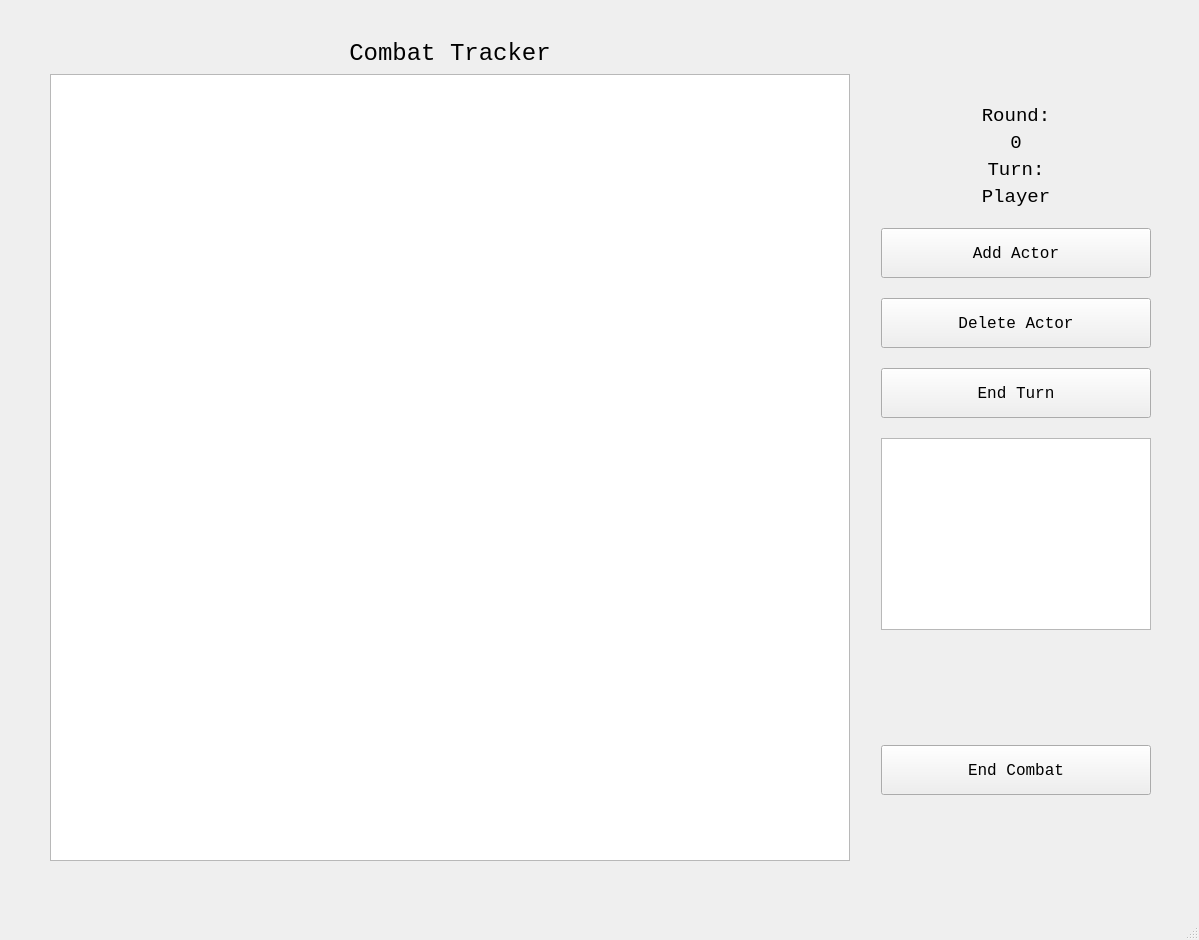
This is Dnd-Combat-Tracker/mainwindow.ui in taintedbones/Dnd-Combat-Tracker as Qt 5 draws it before an edit. The edited form follows.
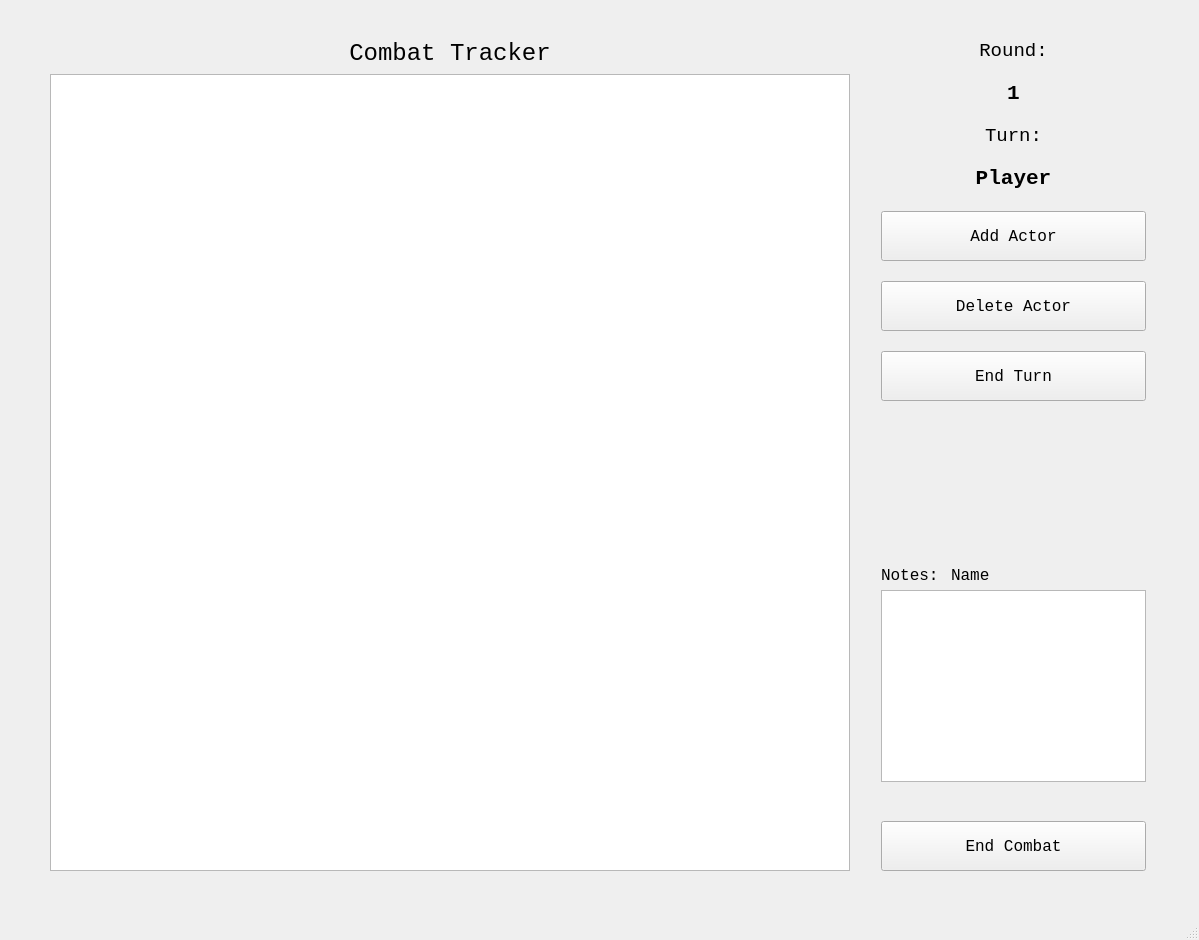
This is the edited form. The open tabs and pages were chosen to show the change.

What changed in the file:
```diff
--- a/Dnd-Combat-Tracker/mainwindow.ui
+++ b/Dnd-Combat-Tracker/mainwindow.ui
@@ -30,7 +30,7 @@
      </rect>
     </property>
     <property name="currentIndex">
-     <number>4</number>
+     <number>3</number>
     </property>
     <widget class="QWidget" name="welcome_page">
      <widget class="QPushButton" name="welcomeStart_pushButton">
@@ -533,8 +533,8 @@
        <rect>
         <x>20</x>
         <y>40</y>
-        <width>1101</width>
-        <height>821</height>
+        <width>1096</width>
+        <height>831</height>
        </rect>
       </property>
       <layout class="QHBoxLayout" name="horizontalLayout_5">
@@ -573,6 +573,21 @@
            <property name="horizontalScrollBarPolicy">
             <enum>Qt::ScrollBarAsNeeded</enum>
            </property>
+           <property name="editTriggers">
+            <set>QAbstractItemView::NoEditTriggers</set>
+           </property>
+           <property name="dragEnabled">
+            <bool>false</bool>
+           </property>
+           <property name="dragDropMode">
+            <enum>QAbstractItemView::NoDragDrop</enum>
+           </property>
+           <property name="selectionMode">
+            <enum>QAbstractItemView::SingleSelection</enum>
+           </property>
+           <property name="selectionBehavior">
+            <enum>QAbstractItemView::SelectRows</enum>
+           </property>
            <attribute name="horizontalHeaderStretchLastSection">
             <bool>true</bool>
            </attribute>
@@ -589,7 +604,7 @@
        <item>
         <layout class="QVBoxLayout" name="verticalLayout_5">
          <property name="spacing">
-          <number>50</number>
+          <number>39</number>
          </property>
          <property name="leftMargin">
           <number>25</number>
@@ -599,10 +614,19 @@
            <property name="spacing">
             <number>20</number>
            </property>
+           <property name="leftMargin">
+            <number>0</number>
+           </property>
            <item>
             <layout class="QVBoxLayout" name="verticalLayout_6">
              <property name="spacing">
-              <number>5</number>
+              <number>19</number>
+             </property>
+             <property name="sizeConstraint">
+              <enum>QLayout::SetFixedSize</enum>
+             </property>
+             <property name="topMargin">
+              <number>0</number>
              </property>
              <item>
               <widget class="QLabel" name="round_label">
@@ -637,11 +661,13 @@
                <property name="font">
                 <font>
                  <family>Courier New</family>
-                 <pointsize>14</pointsize>
+                 <pointsize>16</pointsize>
+                 <weight>75</weight>
+                 <bold>true</bold>
                 </font>
                </property>
                <property name="text">
-                <string>0</string>
+                <string>1</string>
                </property>
                <property name="alignment">
                 <set>Qt::AlignCenter</set>
@@ -687,7 +713,9 @@
                <property name="font">
                 <font>
                  <family>Courier New</family>
-                 <pointsize>14</pointsize>
+                 <pointsize>16</pointsize>
+                 <weight>75</weight>
+                 <bold>true</bold>
                 </font>
                </property>
                <property name="text">
@@ -701,6 +729,8 @@
             </layout>
            </item>
            <item>
+            <layout class="QVBoxLayout" name="verticalLayout_11">
+             <item>
             <widget class="QPushButton" name="addActor_combat_pushButton">
              <property name="sizePolicy">
               <sizepolicy hsizetype="Minimum" vsizetype="Fixed">
@@ -763,6 +793,79 @@
              </property>
             </widget>
            </item>
+            </layout>
+           </item>
+           <item>
+            <layout class="QVBoxLayout" name="verticalLayout_10">
+             <property name="spacing">
+              <number>5</number>
+             </property>
+             <property name="sizeConstraint">
+              <enum>QLayout::SetNoConstraint</enum>
+             </property>
+             <item>
+              <layout class="QFormLayout" name="formLayout_3">
+               <property name="sizeConstraint">
+                <enum>QLayout::SetDefaultConstraint</enum>
+               </property>
+               <property name="labelAlignment">
+                <set>Qt::AlignBottom|Qt::AlignLeading|Qt::AlignLeft</set>
+               </property>
+               <property name="formAlignment">
+                <set>Qt::AlignBottom|Qt::AlignLeading|Qt::AlignLeft</set>
+               </property>
+               <property name="horizontalSpacing">
+                <number>12</number>
+               </property>
+               <property name="verticalSpacing">
+                <number>5</number>
+               </property>
+               <item row="0" column="0">
+                <widget class="QLabel" name="notes_label">
+                 <property name="sizePolicy">
+                  <sizepolicy hsizetype="Minimum" vsizetype="Fixed">
+                   <horstretch>0</horstretch>
+                   <verstretch>0</verstretch>
+                  </sizepolicy>
+                 </property>
+                 <property name="sizeIncrement">
+                  <size>
+                   <width>0</width>
+                   <height>3</height>
+                  </size>
+                 </property>
+                 <property name="text">
+                  <string>Notes:</string>
+                 </property>
+                </widget>
+               </item>
+               <item row="0" column="1">
+                <widget class="QLabel" name="notesName_label">
+                 <property name="sizePolicy">
+                  <sizepolicy hsizetype="Minimum" vsizetype="Fixed">
+                   <horstretch>0</horstretch>
+                   <verstretch>0</verstretch>
+                  </sizepolicy>
+                 </property>
+                 <property name="minimumSize">
+                  <size>
+                   <width>0</width>
+                   <height>19</height>
+                  </size>
+                 </property>
+                 <property name="sizeIncrement">
+                  <size>
+                   <width>2</width>
+                   <height>25</height>
+                  </size>
+                 </property>
+                 <property name="text">
+                  <string>Name</string>
+                 </property>
+                </widget>
+               </item>
+              </layout>
+             </item>
            <item>
             <widget class="QTextEdit" name="notes_textEdit">
              <property name="sizePolicy">
@@ -775,6 +878,8 @@
            </item>
           </layout>
          </item>
+          </layout>
+         </item>
          <item>
           <widget class="QPushButton" name="endCombat_pushButton">
            <property name="minimumSize">
@@ -934,7 +1039,7 @@
      <x>0</x>
      <y>0</y>
      <width>1199</width>
-     <height>20</height>
+     <height>21</height>
     </rect>
    </property>
   </widget>
```
Lines whose indentation alone changed are shown as unchanged.
